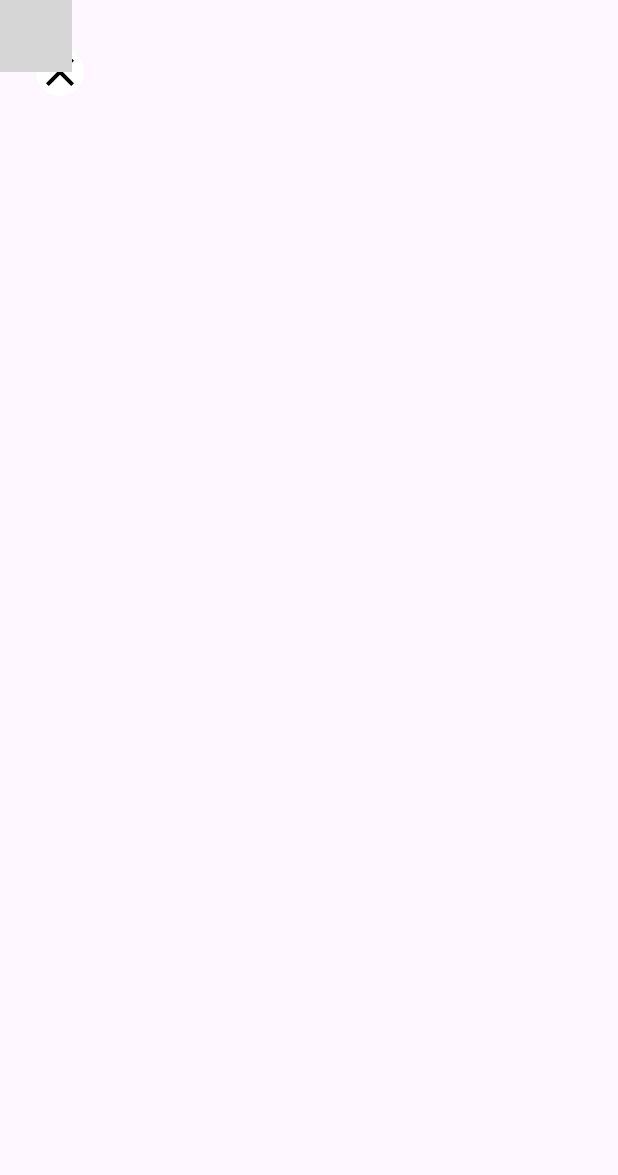
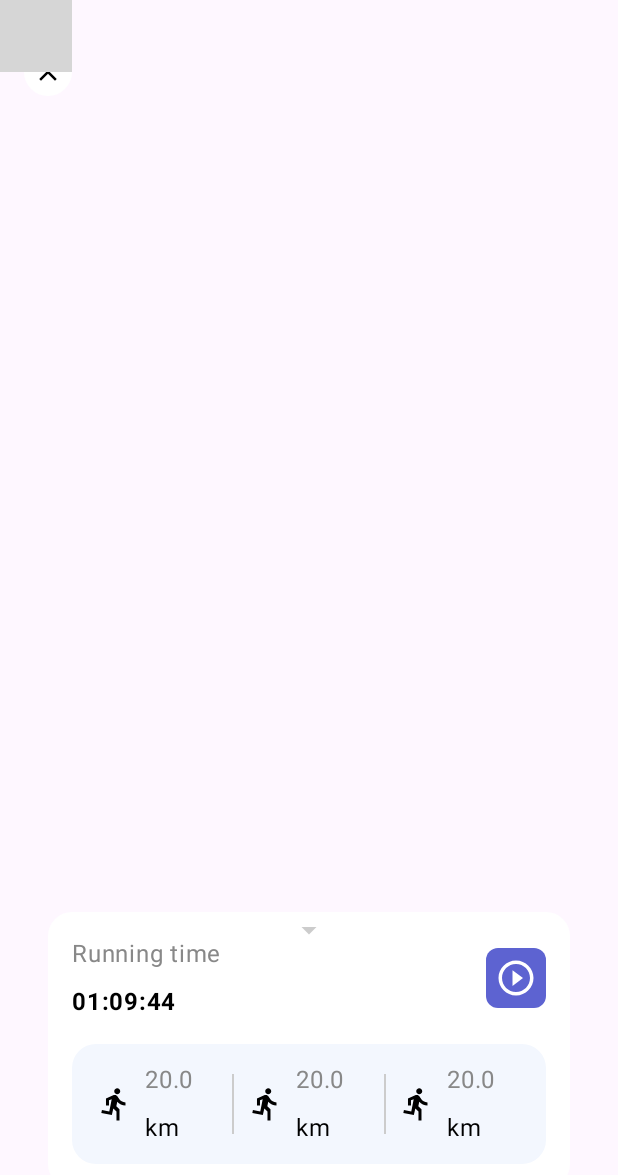
Before and after one commit to QuocNguyen99/syl_v2, an Android app built with Jetpack Compose: the MapRecordScreen screen opened through its navigation route, on a phone screen of 412 x 824 dp. Shown: the top 1175 px of the screen. Run offline under Robolectric (Android 15) with nearby library versions, the phone set to English and light mode, and no system bars; our stand-ins replace accompanist, constraintlayout-compose; libraries missing offline, so code that uses them is left out: com.mapbox.geojson, com.mapbox.maps; 2 statements that could not run were skipped; grey boxes are pictures that could not be loaded.

Commit message:
update ui map

```diff
--- a/app/src/main/java/com/hqnguyen/syl_v2/ui/page/map_record/MapRecordScreen.kt
+++ b/app/src/main/java/com/hqnguyen/syl_v2/ui/page/map_record/MapRecordScreen.kt
@@ -3,20 +3,38 @@ package com.hqnguyen.syl_v2.ui.page.map_record
 import android.os.CountDownTimer
 import android.util.Log
 import androidx.compose.foundation.background
+import androidx.compose.foundation.clickable
+import androidx.compose.foundation.layout.Arrangement
 import androidx.compose.foundation.layout.Box
+import androidx.compose.foundation.layout.Column
+import androidx.compose.foundation.layout.Row
+import androidx.compose.foundation.layout.Spacer
 import androidx.compose.foundation.layout.fillMaxSize
+import androidx.compose.foundation.layout.fillMaxWidth
+import androidx.compose.foundation.layout.height
 import androidx.compose.foundation.layout.padding
 import androidx.compose.foundation.layout.size
+import androidx.compose.foundation.layout.width
+import androidx.compose.foundation.layout.wrapContentHeight
 import androidx.compose.foundation.shape.CircleShape
+import androidx.compose.foundation.shape.RoundedCornerShape
 import androidx.compose.material.ExperimentalMaterialApi
 import androidx.compose.material.Icon
 import androidx.compose.material.Surface
 import androidx.compose.material.icons.Icons
+import androidx.compose.material.icons.outlined.ArrowDropDown
 import androidx.compose.material.icons.outlined.Close
+import androidx.compose.material.icons.outlined.DirectionsRun
+import androidx.compose.material.icons.outlined.PlayCircleOutline
 import androidx.compose.material3.MaterialTheme
+import androidx.compose.material3.Text
 import androidx.compose.runtime.Composable
+import androidx.compose.ui.Alignment
 import androidx.compose.ui.Modifier
+import androidx.compose.ui.draw.clip
 import androidx.compose.ui.graphics.Color
+import androidx.compose.ui.graphics.vector.ImageVector
+import androidx.compose.ui.text.font.FontWeight
 import androidx.compose.ui.tooling.preview.Preview
 import androidx.compose.ui.unit.dp
 import androidx.compose.ui.viewinterop.AndroidView
@@ -113,6 +131,8 @@ fun MapRecordScreen(navigation: NavHostController? = null) {
         IconBack {
             navigation?.popBackStack()
         }
+
+        CardInfo(modifier = Modifier.align(Alignment.BottomCenter))
     }
 }
 
@@ -123,15 +143,115 @@ fun IconBack(onBack: () -> Unit) {
         shape = CircleShape,
         color = Color.White,
         modifier = Modifier
-            .padding(top = 32.dp, start = 24.dp)
+            .padding(top = 32.dp, start = 16.dp)
             .size(32.dp),
         onClick = onBack,
     ) {
         Icon(
             imageVector = Icons.Outlined.Close,
             contentDescription = "Back",
-            tint = Color.Black
+            tint = Color.Black,
+            modifier = Modifier.padding(6.dp)
         )
+    }
+}
+
+@Composable
+fun CardInfo(modifier: Modifier = Modifier) {
+    Surface(
+        shape = RoundedCornerShape(16.dp),
+        color = Color.White,
+        modifier = modifier
+            .padding(32.dp)
+            .fillMaxWidth()
+            .wrapContentHeight()
+    ) {
+        Icon(
+            imageVector = Icons.Outlined.ArrowDropDown,
+            contentDescription = "",
+            tint = Color.LightGray,
+        )
+        Column(
+            modifier = modifier
+                .padding(16.dp)
+        ) {
+            Row(
+                horizontalArrangement = Arrangement.Center,
+                verticalAlignment = Alignment.CenterVertically
+            ) {
+                Column {
+                    Text(text = "Running time", color = Color.Gray)
+                    Spacer(modifier = Modifier.height(8.dp))
+                    Text(text = "01:09:44", color = Color.Black, fontWeight = FontWeight.Bold)
+                }
+                Spacer(modifier = Modifier.weight(1f))
+                Surface(
+                    color = MaterialTheme.colorScheme.primary,
+                    modifier = Modifier
+                        .clip(RoundedCornerShape(8.dp))
+                        .size(40.dp)
+                        .clickable(true) { },
+                ) {
+                    Icon(
+                        imageVector = Icons.Outlined.PlayCircleOutline,
+                        contentDescription = "Back",
+                        tint = Color.White,
+                        modifier = Modifier.padding(6.dp)
+                    )
+                }
+            }
+            Spacer(modifier = Modifier.height(16.dp))
+            InfoRunning()
+        }
+    }
+}
+
+@Composable
+fun InfoRunning() {
+    Surface(
+        shape = RoundedCornerShape(16.dp),
+        color = MaterialTheme.colorScheme.secondary,
+        modifier = Modifier.fillMaxWidth()
+    ) {
+        Row(
+            modifier = Modifier.padding(12.dp),
+            horizontalArrangement = Arrangement.SpaceAround,
+            verticalAlignment = Alignment.CenterVertically
+        ) {
+            ItemInfoRunning(Icons.Outlined.DirectionsRun, 20.0, "km")
+            Spacer(modifier = Modifier.width(8.dp))
+            Box(
+                modifier = Modifier
+                    .width(1.dp)
+                    .height(40.dp)
+                    .background(Color.LightGray)
+            )
+
+            ItemInfoRunning(Icons.Outlined.DirectionsRun, 20.0, "km")
+            Spacer(modifier = Modifier.width(8.dp))
+            Box(
+                modifier = Modifier
+                    .width(1.dp)
+                    .height(40.dp)
+                    .background(Color.LightGray)
+            )
+
+            ItemInfoRunning(Icons.Outlined.DirectionsRun, 20.0, "km")
+            Spacer(modifier = Modifier.width(8.dp))
+        }
+    }
+}
+
+@Composable
+fun ItemInfoRunning(icon: ImageVector, number: Double, unit: String) {
+    Row(verticalAlignment = Alignment.CenterVertically) {
+        Icon(imageVector = icon, contentDescription = "")
+        Spacer(modifier = Modifier.width(8.dp))
+        Column {
+            Text(text = number.toString(), color = Color.Gray)
+            Spacer(modifier = Modifier.height(8.dp))
+            Text(text = unit, color = Color.Black)
+        }
     }
 }
 
@@ -150,3 +270,27 @@ fun PreviewIconBack() {
         IconBack({})
     }
 }
+
+@Preview
+@Composable
+fun PreviewCardInfo() {
+    SYLTheme {
+        CardInfo()
+    }
+}
+
+@Preview
+@Composable
+fun PreviewInfoRunning() {
+    SYLTheme {
+        InfoRunning()
+    }
+}
+
+@Preview
+@Composable
+fun PreviewItemInfoRunning() {
+    SYLTheme {
+        ItemInfoRunning(Icons.Outlined.DirectionsRun, 20.0, "km")
+    }
+}
```
